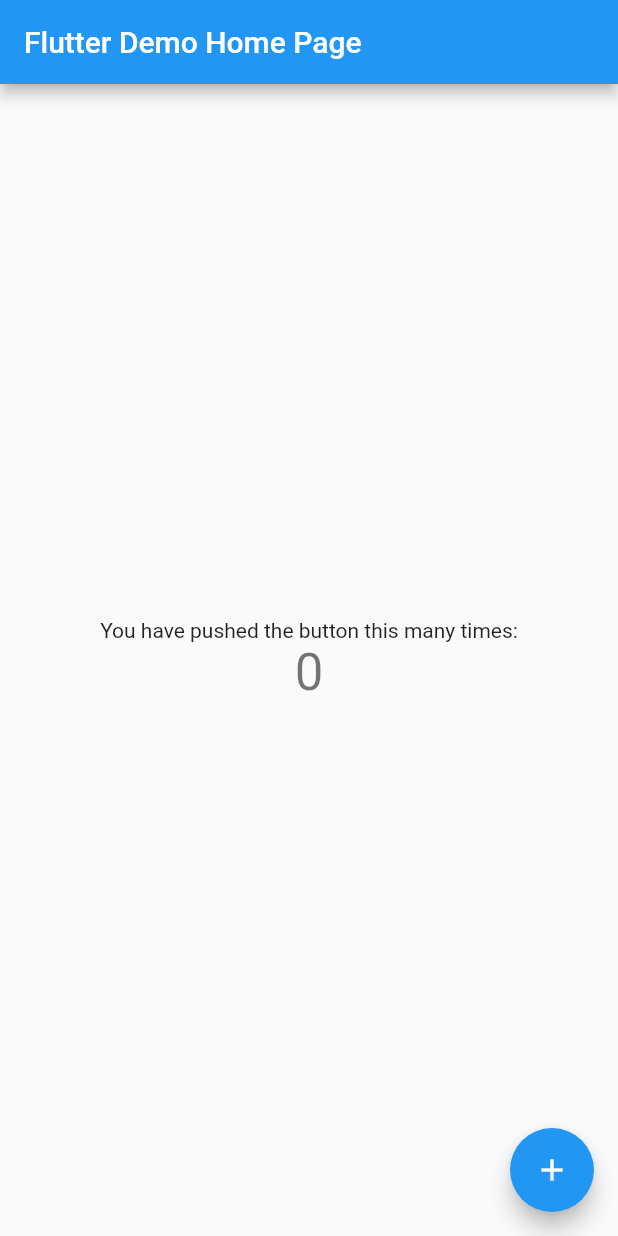
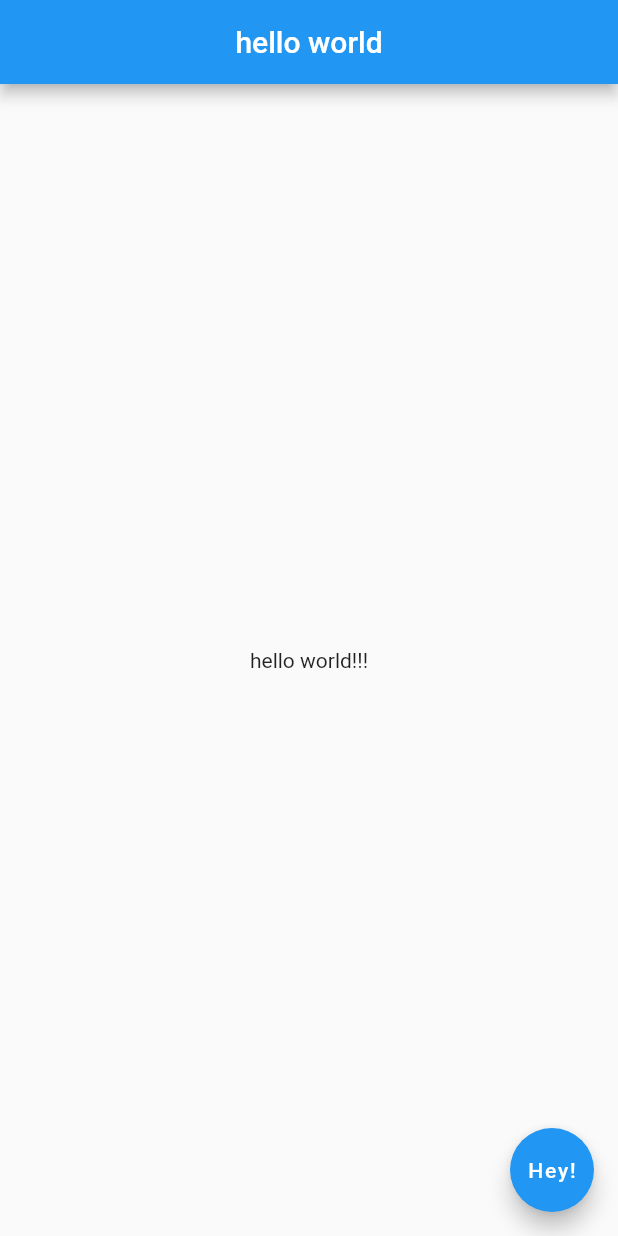
Before and after one commit to AFROSE2002/Appdev, a Flutter app: the screen it shows after launch, on a phone screen of 412 x 824 dp. Run offline on Flutter 3.47's test engine with Material 2 defaults, Android fonts, the phone set to English and light mode, and no system bars.

Commit message:
hello world

```diff
--- a/adlin/lib/main.dart
+++ b/adlin/lib/main.dart
@@ -1,113 +1,16 @@
 import 'package:flutter/material.dart';
 
-void main() {
-  runApp(MyApp());
-}
-
-class MyApp extends StatelessWidget {
-  // This widget is the root of your application.
-  @override
-  Widget build(BuildContext context) {
-    return MaterialApp(
-      title: 'Flutter Demo',
-      theme: ThemeData(
-        // This is the theme of your application.
-        //
-        // Try running your application with "flutter run". You'll see the
-        // application has a blue toolbar. Then, without quitting the app, try
-        // changing the primarySwatch below to Colors.green and then invoke
-        // "hot reload" (press "r" in the console where you ran "flutter run",
-        // or simply save your changes to "hot reload" in a Flutter IDE).
-        // Notice that the counter didn't reset back to zero; the application
-        // is not restarted.
-        primarySwatch: Colors.blue,
-      ),
-      home: MyHomePage(title: 'Flutter Demo Home Page'),
-    );
-  }
-}
-
-class MyHomePage extends StatefulWidget {
-  MyHomePage({Key key, this.title}) : super(key: key);
-
-  // This widget is the home page of your application. It is stateful, meaning
-  // that it has a State object (defined below) that contains fields that affect
-  // how it looks.
-
-  // This class is the configuration for the state. It holds the values (in this
-  // case the title) provided by the parent (in this case the App widget) and
-  // used by the build method of the State. Fields in a Widget subclass are
-  // always marked "final".
-
-  final String title;
-
-  @override
-  _MyHomePageState createState() => _MyHomePageState();
-}
-
-class _MyHomePageState extends State<MyHomePage> {
-  int _counter = 0;
-
-  void _incrementCounter() {
-    setState(() {
-      // This call to setState tells the Flutter framework that something has
-      // changed in this State, which causes it to rerun the build method below
-      // so that the display can reflect the updated values. If we changed
-      // _counter without calling setState(), then the build method would not be
-      // called again, and so nothing would appear to happen.
-      _counter++;
-    });
-  }
-
-  @override
-  Widget build(BuildContext context) {
-    // This method is rerun every time setState is called, for instance as done
-    // by the _incrementCounter method above.
-    //
-    // The Flutter framework has been optimized to make rerunning build methods
-    // fast, so that you can just rebuild anything that needs updating rather
-    // than having to individually change instances of widgets.
-    return Scaffold(
-      appBar: AppBar(
-        // Here we take the value from the MyHomePage object that was created by
-        // the App.build method, and use it to set our appbar title.
-        title: Text(widget.title),
-      ),
-      body: Center(
-        // Center is a layout widget. It takes a single child and positions it
-        // in the middle of the parent.
-        child: Column(
-          // Column is also a layout widget. It takes a list of children and
-          // arranges them vertically. By default, it sizes itself to fit its
-          // children horizontally, and tries to be as tall as its parent.
-          //
-          // Invoke "debug painting" (press "p" in the console, choose the
-          // "Toggle Debug Paint" action from the Flutter Inspector in Android
-          // Studio, or the "Toggle Debug Paint" command in Visual Studio Code)
-          // to see the wireframe for each widget.
-          //
-          // Column has various properties to control how it sizes itself and
-          // how it positions its children. Here we use mainAxisAlignment to
-          // center the children vertically; the main axis here is the vertical
-          // axis because Columns are vertical (the cross axis would be
-          // horizontal).
-          mainAxisAlignment: MainAxisAlignment.center,
-          children: <Widget>[
-            Text(
-              'You have pushed the button this many times:',
-            ),
-            Text(
-              '$_counter',
-              style: Theme.of(context).textTheme.headline4,
-            ),
-          ],
+void main() => runApp(MaterialApp(
+      home: Scaffold(
+        appBar: AppBar(
+          title: Text("hello world"),
+          centerTitle: true,
+        ),
+        body: Center(
+          child: Text("hello world!!!"),
+        ),
+        floatingActionButton: FloatingActionButton(
+          child: Text("Hey!"),
         ),
       ),
-      floatingActionButton: FloatingActionButton(
-        onPressed: _incrementCounter,
-        tooltip: 'Increment',
-        child: Icon(Icons.add),
-      ), // This trailing comma makes auto-formatting nicer for build methods.
-    );
-  }
-}
+    ));
```
